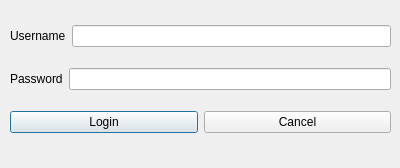
The window that loginwindow.ui (ThiagoServulo/InventoryAndSalesManagement) describes before a commit, drawn with Qt 5.
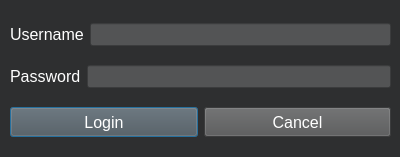
The same window after the commit.

Commit message: Finish layout login window

What changed in the file:
```diff
--- a/loginwindow.ui
+++ b/loginwindow.ui
@@ -7,13 +7,17 @@
     <x>0</x>
     <y>0</y>
     <width>400</width>
-    <height>168</height>
+    <height>157</height>
    </rect>
   </property>
   <property name="windowTitle">
    <string>Dialog</string>
   </property>
-  <widget class="QWidget" name="">
+  <property name="styleSheet">
+   <string notr="true">background:#2E2F30;
+color: #FFFFFF;</string>
+  </property>
+  <widget class="QWidget" name="layoutWidget">
    <property name="geometry">
     <rect>
      <x>10</x>
@@ -27,13 +31,28 @@
      <layout class="QHBoxLayout" name="horizontalLayout">
       <item>
        <widget class="QLabel" name="label_Username">
+        <property name="font">
+         <font>
+          <pointsize>12</pointsize>
+         </font>
+        </property>
         <property name="text">
          <string>Username</string>
         </property>
        </widget>
       </item>
       <item>
-       <widget class="QLineEdit" name="lineEdit_Username"/>
+       <widget class="QLineEdit" name="lineEdit_Username">
+        <property name="font">
+         <font>
+          <pointsize>10</pointsize>
+         </font>
+        </property>
+        <property name="styleSheet">
+         <string notr="true">background:#535455;
+color: #FFFFFF;</string>
+        </property>
+       </widget>
       </item>
      </layout>
     </item>
@@ -41,6 +60,11 @@
      <layout class="QHBoxLayout" name="horizontalLayout_2">
       <item>
        <widget class="QLabel" name="label_Password">
+        <property name="font">
+         <font>
+          <pointsize>12</pointsize>
+         </font>
+        </property>
         <property name="text">
          <string>Password</string>
         </property>
@@ -48,6 +72,15 @@
       </item>
       <item>
        <widget class="QLineEdit" name="lineEdit_Password">
+        <property name="font">
+         <font>
+          <pointsize>10</pointsize>
+         </font>
+        </property>
+        <property name="styleSheet">
+         <string notr="true">background:#535455;
+color: #FFFFFF;</string>
+        </property>
         <property name="echoMode">
          <enum>QLineEdit::Password</enum>
         </property>
@@ -59,6 +92,21 @@
      <layout class="QHBoxLayout" name="horizontalLayout_3">
       <item>
        <widget class="QPushButton" name="pushButton_Login">
+        <property name="minimumSize">
+         <size>
+          <width>20</width>
+          <height>30</height>
+         </size>
+        </property>
+        <property name="font">
+         <font>
+          <pointsize>12</pointsize>
+         </font>
+        </property>
+        <property name="styleSheet">
+         <string notr="true">background:#535455;
+color: #FFFFFF;</string>
+        </property>
         <property name="text">
          <string>Login</string>
         </property>
@@ -66,6 +114,21 @@
       </item>
       <item>
        <widget class="QPushButton" name="pushButton_Cancel">
+        <property name="minimumSize">
+         <size>
+          <width>0</width>
+          <height>30</height>
+         </size>
+        </property>
+        <property name="font">
+         <font>
+          <pointsize>12</pointsize>
+         </font>
+        </property>
+        <property name="styleSheet">
+         <string notr="true">background:#535455;
+color: #FFFFFF;</string>
+        </property>
         <property name="text">
          <string>Cancel</string>
         </property>
```
The commit also changes 4 other files.
